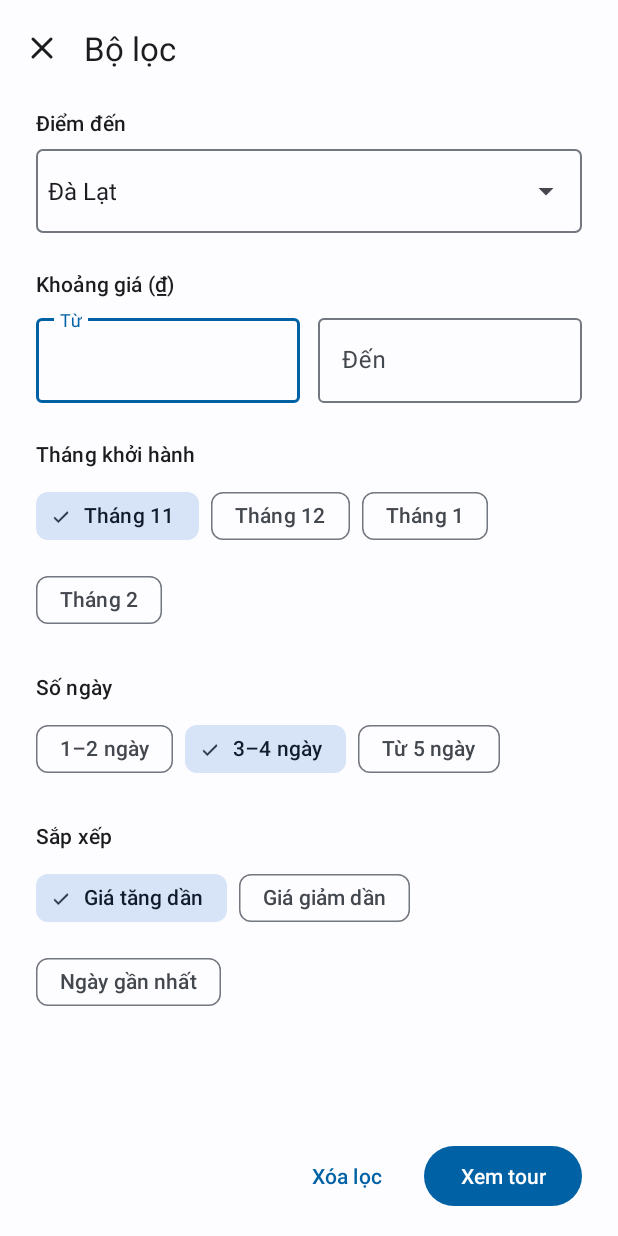
After one commit to SonT23/Android-UMT26-04, an Android app: the fragment BoLocFragment shown on its own in the app's theme, on a phone screen of 412 x 824 dp. The commit adds this screen. Run offline under Robolectric (Android 15) with nearby library versions, the phone set to English and light mode, and no system bars.

Commit message:
[+] Layout A02 Bộ lọc

```diff
--- /dev/null
+++ b/Source/TourApp/app/src/main/java/vn/edu/umt/tour/ui/khach/khampha/BoLocFragment.kt
@@ -0,0 +1,60 @@
+package vn.edu.umt.tour.ui.khach.khampha
+
+import android.os.Bundle
+import android.view.LayoutInflater
+import android.view.View
+import android.view.ViewGroup
+import android.widget.ArrayAdapter
+import android.widget.Button
+import android.widget.EditText
+import android.widget.Spinner
+import android.widget.Toast
+import androidx.fragment.app.Fragment
+import com.google.android.material.chip.ChipGroup
+import vn.edu.umt.tour.R
+
+// A02 Bộ lọc: điểm đến, khoảng giá, tháng khởi hành, số ngày, sắp xếp.
+// Giai đoạn này chỉ dựng giao diện; áp dụng bộ lọc vào kết quả tìm làm khi nối API.
+class BoLocFragment : Fragment() {
+
+    override fun onCreateView(
+        inflater: LayoutInflater, container: ViewGroup?, savedInstanceState: Bundle?
+    ): View? {
+        return inflater.inflate(R.layout.dialog_a02_bo_loc, container, false)
+    }
+
+    override fun onViewCreated(view: View, savedInstanceState: Bundle?) {
+        super.onViewCreated(view, savedInstanceState)
+
+        // Spinner điểm đến: dòng đầu là "Tất cả điểm đến", sau đó là các điểm đến mẫu
+        val diemDen = arrayListOf(getString(R.string.a02_tat_ca_diem_den))
+        diemDen.addAll(taoDiemDenMau())
+        val diemDenSP = view.findViewById<Spinner>(R.id.diemDenSP)
+        ArrayAdapter(requireContext(), android.R.layout.simple_spinner_item, diemDen)
+            .also { adapter ->
+                adapter.setDropDownViewResource(android.R.layout.simple_spinner_dropdown_item)
+                diemDenSP.adapter = adapter
+            }
+        diemDenSP.setSelection(1) // đang chọn "Đà Lạt" như thiết kế
+
+        val giaTuET = view.findViewById<EditText>(R.id.giaTuET)
+        val giaDenET = view.findViewById<EditText>(R.id.giaDenET)
+        val thangCG = view.findViewById<ChipGroup>(R.id.thangCG)
+        val soNgayCG = view.findViewById<ChipGroup>(R.id.soNgayCG)
+        val sapXepCG = view.findViewById<ChipGroup>(R.id.sapXepCG)
+
+        // Xóa lọc: đưa mọi mục về mặc định
+        view.findViewById<Button>(R.id.xoaLocBtn).setOnClickListener {
+            diemDenSP.setSelection(0)
+            giaTuET.setText("")
+            giaDenET.setText("")
+            thangCG.clearCheck()
+            soNgayCG.clearCheck()
+            sapXepCG.check(R.id.giaTangChip)
+        }
+
+        view.findViewById<Button>(R.id.xemBtn).setOnClickListener {
+            Toast.makeText(requireContext(), R.string.a02_da_ap_dung, Toast.LENGTH_SHORT).show()
+        }
+    }
+}
--- a/Source/TourApp/app/src/main/java/vn/edu/umt/tour/ui/khach/khampha/ManHinhB.kt
+++ b/Source/TourApp/app/src/main/java/vn/edu/umt/tour/ui/khach/khampha/ManHinhB.kt
@@ -9,4 +9,5 @@ import vn.edu.umt.tour.xemthu.ManHinh
 val manHinhB: List<ManHinh> = listOf(
     ManHinh("A01", "Trang chủ") { TrangChuFragment() },
     ManHinh("A02", "Tìm tour") { TimTourFragment() },
+    ManHinh("A02", "Bộ lọc") { BoLocFragment() },
 )
--- /dev/null
+++ b/Source/TourApp/app/src/main/res/drawable/bg_a02_o_vien.xml
@@ -0,0 +1,8 @@
+<?xml version="1.0" encoding="utf-8"?>
+<!-- Khung viền bo góc bao quanh Spinner "Điểm đến" ở A02 Bộ lọc -->
+<shape xmlns:android="http://schemas.android.com/apk/res/android">
+    <stroke
+        android:width="1dp"
+        android:color="?attr/colorOutline" />
+    <corners android:radius="4dp" />
+</shape>
--- /dev/null
+++ b/Source/TourApp/app/src/main/res/layout/dialog_a02_bo_loc.xml
@@ -0,0 +1,276 @@
+<?xml version="1.0" encoding="utf-8"?>
+<!-- A02 Bộ lọc. Trong Figma đây là bảng trượt từ dưới lên; giai đoạn này dựng thành màn hình riêng. -->
+<androidx.constraintlayout.widget.ConstraintLayout xmlns:android="http://schemas.android.com/apk/res/android"
+    xmlns:app="http://schemas.android.com/apk/res-auto"
+    android:layout_width="match_parent"
+    android:layout_height="match_parent"
+    android:background="?android:attr/colorBackground">
+
+    <ImageView
+        android:id="@+id/dongIV"
+        android:layout_width="48dp"
+        android:layout_height="48dp"
+        android:layout_marginStart="@dimen/space_xs"
+        android:layout_marginTop="@dimen/space_s"
+        android:background="?attr/selectableItemBackgroundBorderless"
+        android:contentDescription="@string/a02_dong"
+        android:padding="12dp"
+        app:layout_constraintStart_toStartOf="parent"
+        app:layout_constraintTop_toTopOf="parent"
+        app:srcCompat="@drawable/ic_close"
+        app:tint="?attr/colorOnSurface" />
+
+    <TextView
+        android:id="@+id/tieuDeTV"
+        android:layout_width="wrap_content"
+        android:layout_height="wrap_content"
+        android:layout_marginStart="@dimen/space_xs"
+        android:text="@string/a02_bo_loc"
+        android:textAppearance="?attr/textAppearanceTitleLarge"
+        android:textColor="?attr/colorOnSurface"
+        app:layout_constraintBottom_toBottomOf="@+id/dongIV"
+        app:layout_constraintStart_toEndOf="@+id/dongIV"
+        app:layout_constraintTop_toTopOf="@+id/dongIV" />
+
+    <!-- Phần nội dung cuộn được, nằm giữa thanh trên và hàng nút dưới -->
+    <ScrollView
+        android:layout_width="0dp"
+        android:layout_height="0dp"
+        app:layout_constraintBottom_toTopOf="@+id/nutLL"
+        app:layout_constraintEnd_toEndOf="parent"
+        app:layout_constraintStart_toStartOf="parent"
+        app:layout_constraintTop_toBottomOf="@+id/dongIV">
+
+        <LinearLayout
+            android:layout_width="match_parent"
+            android:layout_height="wrap_content"
+            android:orientation="vertical"
+            android:paddingStart="@dimen/space_l"
+            android:paddingEnd="@dimen/space_l"
+            android:paddingBottom="@dimen/space_m">
+
+        <TextView
+            android:layout_width="wrap_content"
+            android:layout_height="wrap_content"
+            android:layout_marginTop="@dimen/space_m"
+            android:text="@string/a02_diem_den"
+            android:textAppearance="?attr/textAppearanceTitleSmall"
+            android:textColor="?attr/colorOnSurface" />
+
+        <!-- Spinner nằm trong khung viền để giống ô nhập của Material -->
+        <FrameLayout
+            android:layout_width="match_parent"
+            android:layout_height="56dp"
+            android:layout_marginTop="@dimen/space_s"
+            android:background="@drawable/bg_a02_o_vien">
+
+            <Spinner
+                android:id="@+id/diemDenSP"
+                android:layout_width="match_parent"
+                android:layout_height="match_parent" />
+        </FrameLayout>
+
+        <TextView
+            android:layout_width="wrap_content"
+            android:layout_height="wrap_content"
+            android:layout_marginTop="@dimen/space_l"
+            android:text="@string/a02_khoang_gia"
+            android:textAppearance="?attr/textAppearanceTitleSmall"
+            android:textColor="?attr/colorOnSurface" />
+
+        <LinearLayout
+            android:layout_width="match_parent"
+            android:layout_height="wrap_content"
+            android:layout_marginTop="@dimen/space_s"
+            android:orientation="horizontal">
+
+            <com.google.android.material.textfield.TextInputLayout
+                android:id="@+id/giaTuTIL"
+                android:layout_width="0dp"
+                android:layout_height="wrap_content"
+                android:layout_weight="1"
+                android:hint="@string/a02_gia_tu">
+
+                <com.google.android.material.textfield.TextInputEditText
+                    android:id="@+id/giaTuET"
+                    android:layout_width="match_parent"
+                    android:layout_height="wrap_content"
+                    android:inputType="number" />
+            </com.google.android.material.textfield.TextInputLayout>
+
+            <com.google.android.material.textfield.TextInputLayout
+                android:id="@+id/giaDenTIL"
+                android:layout_width="0dp"
+                android:layout_height="wrap_content"
+                android:layout_marginStart="12dp"
+                android:layout_weight="1"
+                android:hint="@string/a02_gia_den">
+
+                <com.google.android.material.textfield.TextInputEditText
+                    android:id="@+id/giaDenET"
+                    android:layout_width="match_parent"
+                    android:layout_height="wrap_content"
+                    android:inputType="number" />
+            </com.google.android.material.textfield.TextInputLayout>
+
+        </LinearLayout>
+
+        <TextView
+            android:layout_width="wrap_content"
+            android:layout_height="wrap_content"
+            android:layout_marginTop="@dimen/space_l"
+            android:text="@string/a02_thang_khoi_hanh"
+            android:textAppearance="?attr/textAppearanceTitleSmall"
+            android:textColor="?attr/colorOnSurface" />
+
+        <com.google.android.material.chip.ChipGroup
+            android:id="@+id/thangCG"
+            android:layout_width="match_parent"
+            android:layout_height="wrap_content"
+            android:layout_marginTop="@dimen/space_s"
+            app:singleSelection="true">
+
+            <com.google.android.material.chip.Chip
+                android:id="@+id/thang11Chip"
+                style="@style/Widget.Material3.Chip.Filter"
+                android:layout_width="wrap_content"
+                android:layout_height="wrap_content"
+                android:checked="true"
+                android:text="@string/a02_thang_11" />
+
+            <com.google.android.material.chip.Chip
+                android:id="@+id/thang12Chip"
+                style="@style/Widget.Material3.Chip.Filter"
+                android:layout_width="wrap_content"
+                android:layout_height="wrap_content"
+                android:text="@string/a02_thang_12" />
+
+            <com.google.android.material.chip.Chip
+                android:id="@+id/thang1Chip"
+                style="@style/Widget.Material3.Chip.Filter"
+                android:layout_width="wrap_content"
+                android:layout_height="wrap_content"
+                android:text="@string/a02_thang_1" />
+
+            <com.google.android.material.chip.Chip
+                android:id="@+id/thang2Chip"
+                style="@style/Widget.Material3.Chip.Filter"
+                android:layout_width="wrap_content"
+                android:layout_height="wrap_content"
+                android:text="@string/a02_thang_2" />
+
+        </com.google.android.material.chip.ChipGroup>
+
+        <TextView
+            android:layout_width="wrap_content"
+            android:layout_height="wrap_content"
+            android:layout_marginTop="@dimen/space_l"
+            android:text="@string/a02_so_ngay"
+            android:textAppearance="?attr/textAppearanceTitleSmall"
+            android:textColor="?attr/colorOnSurface" />
+
+        <com.google.android.material.chip.ChipGroup
+            android:id="@+id/soNgayCG"
+            android:layout_width="match_parent"
+            android:layout_height="wrap_content"
+            android:layout_marginTop="@dimen/space_s"
+            app:singleSelection="true">
+
+            <com.google.android.material.chip.Chip
+                android:id="@+id/ngay12Chip"
+                style="@style/Widget.Material3.Chip.Filter"
+                android:layout_width="wrap_content"
+                android:layout_height="wrap_content"
+                android:text="@string/a02_1_2_ngay" />
+
+            <com.google.android.material.chip.Chip
+                android:id="@+id/ngay34Chip"
+                style="@style/Widget.Material3.Chip.Filter"
+                android:layout_width="wrap_content"
+                android:layout_height="wrap_content"
+                android:checked="true"
+                android:text="@string/a02_3_4_ngay" />
+
+            <com.google.android.material.chip.Chip
+                android:id="@+id/ngay5Chip"
+                style="@style/Widget.Material3.Chip.Filter"
+                android:layout_width="wrap_content"
+                android:layout_height="wrap_content"
+                android:text="@string/a02_tu_5_ngay" />
+
+        </com.google.android.material.chip.ChipGroup>
+
+        <TextView
+            android:layout_width="wrap_content"
+            android:layout_height="wrap_content"
+            android:layout_marginTop="@dimen/space_l"
+            android:text="@string/a02_sap_xep"
+            android:textAppearance="?attr/textAppearanceTitleSmall"
+            android:textColor="?attr/colorOnSurface" />
+
+        <com.google.android.material.chip.ChipGroup
+            android:id="@+id/sapXepCG"
+            android:layout_width="match_parent"
+            android:layout_height="wrap_content"
+            android:layout_marginTop="@dimen/space_s"
+            app:selectionRequired="true"
+            app:singleSelection="true">
+
+            <com.google.android.material.chip.Chip
+                android:id="@+id/giaTangChip"
+                style="@style/Widget.Material3.Chip.Filter"
+                android:layout_width="wrap_content"
+                android:layout_height="wrap_content"
+                android:checked="true"
+                android:text="@string/a02_gia_tang_dan" />
+
+            <com.google.android.material.chip.Chip
+                android:id="@+id/giaGiamChip"
+                style="@style/Widget.Material3.Chip.Filter"
+                android:layout_width="wrap_content"
+                android:layout_height="wrap_content"
+                android:text="@string/a02_gia_giam_dan" />
+
+            <com.google.android.material.chip.Chip
+                android:id="@+id/ganNhatChip"
+                style="@style/Widget.Material3.Chip.Filter"
+                android:layout_width="wrap_content"
+                android:layout_height="wrap_content"
+                android:text="@string/a02_ngay_gan_nhat" />
+
+        </com.google.android.material.chip.ChipGroup>
+
+        </LinearLayout>
+    </ScrollView>
+
+    <!-- Hàng nút ghim sát đáy -->
+    <LinearLayout
+        android:id="@+id/nutLL"
+        android:layout_width="0dp"
+        android:layout_height="wrap_content"
+        android:gravity="end"
+        android:orientation="horizontal"
+        android:paddingStart="@dimen/space_l"
+        android:paddingTop="@dimen/space_s"
+        android:paddingEnd="@dimen/space_l"
+        android:paddingBottom="@dimen/space_m"
+        app:layout_constraintBottom_toBottomOf="parent"
+        app:layout_constraintEnd_toEndOf="parent"
+        app:layout_constraintStart_toStartOf="parent">
+
+        <Button
+            android:id="@+id/xoaLocBtn"
+            style="@style/Widget.Material3.Button.TextButton"
+            android:layout_width="wrap_content"
+            android:layout_height="@dimen/button_height"
+            android:text="@string/a02_xoa_loc" />
+
+        <Button
+            android:id="@+id/xemBtn"
+            android:layout_width="wrap_content"
+            android:layout_height="@dimen/button_height"
+            android:layout_marginStart="@dimen/space_s"
+            android:text="@string/a02_xem_tour" />
+    </LinearLayout>
+
+</androidx.constraintlayout.widget.ConstraintLayout>
--- a/Source/TourApp/app/src/main/res/values/strings_khampha.xml
+++ b/Source/TourApp/app/src/main/res/values/strings_khampha.xml
@@ -22,4 +22,28 @@
     <string name="a02_chip_so_ngay">Số ngày</string>
     <string name="a02_so_tour">%1$d tour</string>
     <string name="a02_gia_tang_dan">Giá tăng dần</string>
+
+    <!-- A02 Bộ lọc -->
+    <string name="a02_bo_loc">Bộ lọc</string>
+    <string name="a02_dong">Đóng</string>
+    <string name="a02_diem_den">Điểm đến</string>
+    <string name="a02_tat_ca_diem_den">Tất cả điểm đến</string>
+    <string name="a02_khoang_gia">Khoảng giá (₫)</string>
+    <string name="a02_gia_tu">Từ</string>
+    <string name="a02_gia_den">Đến</string>
+    <string name="a02_thang_khoi_hanh">Tháng khởi hành</string>
+    <string name="a02_thang_11">Tháng 11</string>
+    <string name="a02_thang_12">Tháng 12</string>
+    <string name="a02_thang_1">Tháng 1</string>
+    <string name="a02_thang_2">Tháng 2</string>
+    <string name="a02_so_ngay">Số ngày</string>
+    <string name="a02_1_2_ngay">1–2 ngày</string>
+    <string name="a02_3_4_ngay">3–4 ngày</string>
+    <string name="a02_tu_5_ngay">Từ 5 ngày</string>
+    <string name="a02_sap_xep">Sắp xếp</string>
+    <string name="a02_gia_giam_dan">Giá giảm dần</string>
+    <string name="a02_ngay_gan_nhat">Ngày gần nhất</string>
+    <string name="a02_xoa_loc">Xóa lọc</string>
+    <string name="a02_xem_tour">Xem tour</string>
+    <string name="a02_da_ap_dung">Đã áp dụng bộ lọc</string>
 </resources>
```
Also changed, not shown: 1 other file.
